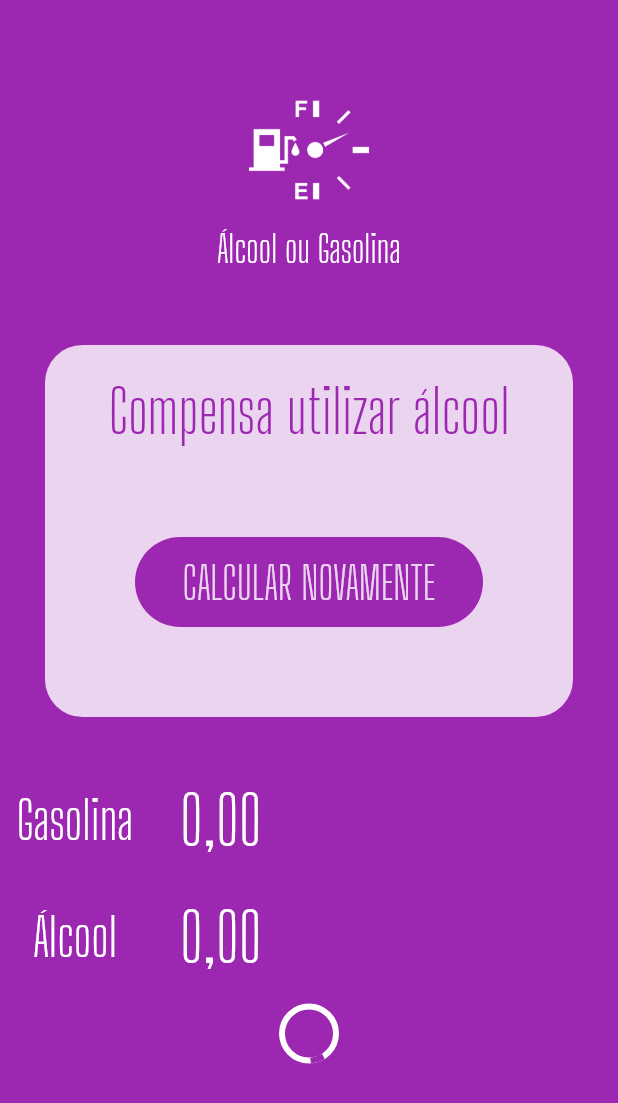
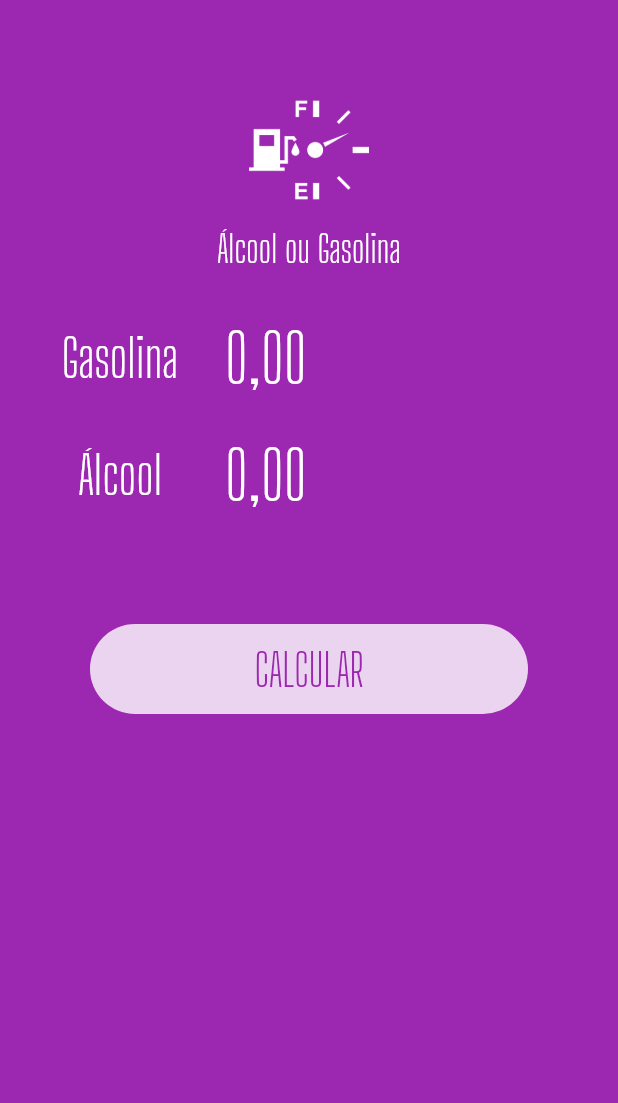
Before and after one commit to dikoyama/aog, a Flutter app: the screen it shows after launch, on a phone screen of 412 x 824 dp. Shown: the top 1103 px of the screen. Run offline on Flutter 3.47's test engine with Material 2 defaults, Android fonts, the phone set to English and light mode, and no system bars; our stand-ins replace flutter_masked_text2.

```diff
--- a/lib/main.dart
+++ b/lib/main.dart
@@ -1,9 +1,5 @@
-import 'package:aog/widgets/input.widget.dart';
-import 'package:aog/widgets/loading-button.widget.dart';
-import 'package:aog/widgets/logo.widget.dart';
-import 'package:aog/widgets/sucess.widget.dart';
+import 'package:aog/pages/home.page.dart';
 import 'package:flutter/material.dart';
-import 'package:flutter_masked_text2/flutter_masked_text2.dart';
 
 void main() {
   runApp(const MyApp());
@@ -21,33 +17,7 @@ class MyApp extends StatelessWidget {
       theme: ThemeData(
         primarySwatch: Colors.purple,
       ),
-      home: HomePage(),
+      home: const HomePage(),
     );
   }
 }
-
-class HomePage extends StatelessWidget {
-  final _gasCtrl = MoneyMaskedTextController();
-  final _alcCtrl = MoneyMaskedTextController();
-  HomePage({super.key});
-
-  @override
-  Widget build(BuildContext context) {
-    return Scaffold(
-      backgroundColor: Theme.of(context).primaryColor,
-      body: ListView(
-        children: <Widget>[
-          Logo(),
-          Sucess(
-            reset: () {},
-            result: "Compensa utilizar álcool",
-          ),
-          Input(label: "Gasolina", ctrl: _gasCtrl),
-          Input(label: "Álcool", ctrl: _alcCtrl),
-          LoadingButton(
-              busy: true, func: () {}, invert: false, text: "CALCULAR")
-        ],
-      ),
-    );
-  }
-}
--- /dev/null
+++ b/lib/pages/home.page.dart
@@ -0,0 +1,83 @@
+import 'package:aog/widgets/sucess.widget.dart';
+import 'package:flutter/material.dart';
+import 'package:flutter_masked_text2/flutter_masked_text2.dart';
+import '../widgets/logo.widget.dart';
+import '../widgets/submit-form.dart';
+
+class HomePage extends StatefulWidget {
+  const HomePage({super.key});
+
+  @override
+  State<HomePage> createState() => _HomePageState();
+}
+
+class _HomePageState extends State<HomePage> {
+  Color _color = Colors.purple;
+  var _gasCtrl = MoneyMaskedTextController();
+  var _alcCtrl = MoneyMaskedTextController();
+  var _busy = false;
+  var _completed = false;
+  var _resultText = "Compensa utilizar álcool";
+
+  @override
+  Widget build(BuildContext context) {
+    return Scaffold(
+      backgroundColor: Theme.of(context).primaryColor,
+      body: AnimatedContainer(
+        duration: const Duration(
+          milliseconds: 1200,
+        ),
+        color: _color,
+        child: ListView(
+          children: <Widget>[
+            const Logo(),
+            _completed
+                ? Sucess(reset: reset, result: _resultText)
+                : SubmitForm(
+                    gasCtrl: _gasCtrl,
+                    alcCtrl: _alcCtrl,
+                    busy: _busy,
+                    submitFunc: calculate)
+          ],
+        ),
+      ),
+    );
+  }
+
+  Future calculate() {
+    double alc =
+        double.parse(_alcCtrl.text.replaceAll(RegExp(r'[,.]'), '')) / 100;
+    double gas =
+        double.parse(_gasCtrl.text.replaceAll(RegExp(r'[,.]'), '')) / 100;
+    double res = alc / gas;
+
+    setState(() {
+      _color = Colors.deepPurple;
+      _completed = false;
+      _busy = true;
+    });
+
+    return Future.delayed(const Duration(seconds: 1), () {
+      setState(() {
+        if (res >= 0.7) {
+          _resultText = "Compensa utilizar Gasolina";
+        } else {
+          _resultText = "Compensa utilizar Álcool";
+        }
+
+        _completed = true;
+        _busy = false;
+      });
+    });
+  }
+
+  reset() {
+    setState(() {
+      _color = Theme.of(context).primaryColor;
+      _alcCtrl = MoneyMaskedTextController();
+      _gasCtrl = MoneyMaskedTextController();
+      _completed = false;
+      _busy = false;
+    });
+  }
+}
--- a/lib/widgets/input.widget.dart
+++ b/lib/widgets/input.widget.dart
@@ -2,14 +2,14 @@ import 'package:flutter/material.dart';
 import 'package:flutter_masked_text2/flutter_masked_text2.dart';
 
 class Input extends StatelessWidget {
-  var label = "";
-  var ctrl = MoneyMaskedTextController();
-
   Input({
     super.key,
     required this.label,
     required this.ctrl,
   });
+
+  var label = "";
+  var ctrl = MoneyMaskedTextController();
 
   @override
   Widget build(BuildContext context) {
--- a/lib/widgets/loading-button.widget.dart
+++ b/lib/widgets/loading-button.widget.dart
@@ -1,6 +1,4 @@
 import 'package:flutter/material.dart';
-import 'package:flutter/src/widgets/framework.dart';
-import 'package:flutter/src/widgets/placeholder.dart';
 
 class LoadingButton extends StatelessWidget {
   var busy = false;
@@ -9,7 +7,8 @@ class LoadingButton extends StatelessWidget {
   var text = "";
 
   LoadingButton(
-      {required this.busy,
+      {super.key,
+      required this.busy,
       required this.func,
       required this.invert,
       required this.text});
--- /dev/null
+++ b/lib/widgets/submit-form.dart
@@ -0,0 +1,43 @@
+import 'package:flutter/material.dart';
+import 'package:flutter_masked_text2/flutter_masked_text2.dart';
+
+import 'input.widget.dart';
+import 'loading-button.widget.dart';
+
+class SubmitForm extends StatelessWidget {
+  var gasCtrl = MoneyMaskedTextController();
+  var alcCtrl = MoneyMaskedTextController();
+  var busy = false;
+  Function() submitFunc;
+
+  SubmitForm(
+      {super.key,
+      required this.gasCtrl,
+      required this.alcCtrl,
+      required this.busy,
+      required this.submitFunc});
+
+  @override
+  Widget build(BuildContext context) {
+    return Column(
+      children: <Widget>[
+        Padding(
+          padding: const EdgeInsets.only(left: 30, right: 30),
+          child: Input(
+            label: "Gasolina",
+            ctrl: gasCtrl,
+          ),
+        ),
+        Padding(
+          padding: const EdgeInsets.only(left: 30, right: 30),
+          child: Input(
+            label: "Álcool",
+            ctrl: alcCtrl,
+          ),
+        ),
+        LoadingButton(
+            busy: busy, func: submitFunc, invert: false, text: "CALCULAR")
+      ],
+    );
+  }
+}
--- a/lib/widgets/sucess.widget.dart
+++ b/lib/widgets/sucess.widget.dart
@@ -5,7 +5,7 @@ class Sucess extends StatelessWidget {
   var result = "";
   Function() reset;
 
-  Sucess({required this.reset, required this.result});
+  Sucess({super.key, required this.reset, required this.result});
 
   @override
   Widget build(BuildContext context) {
```
